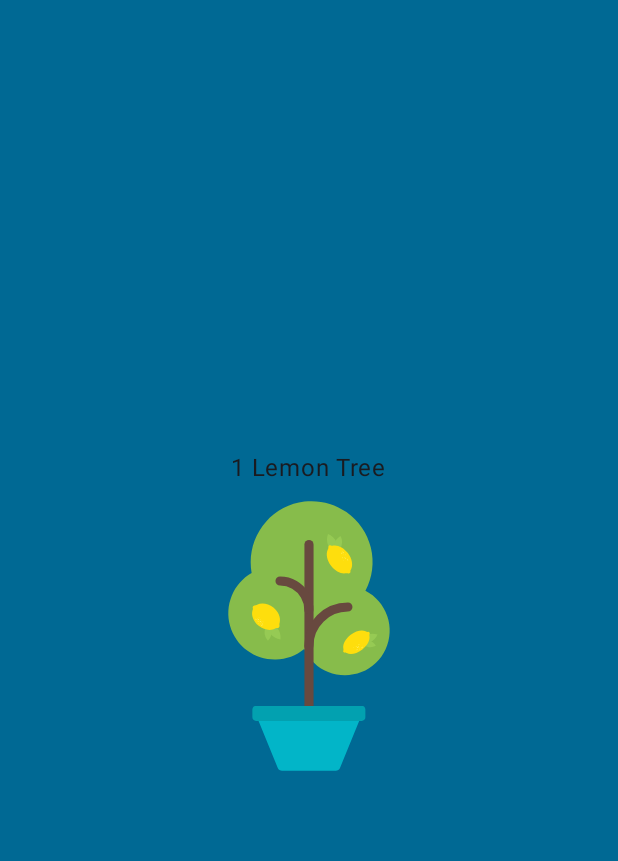
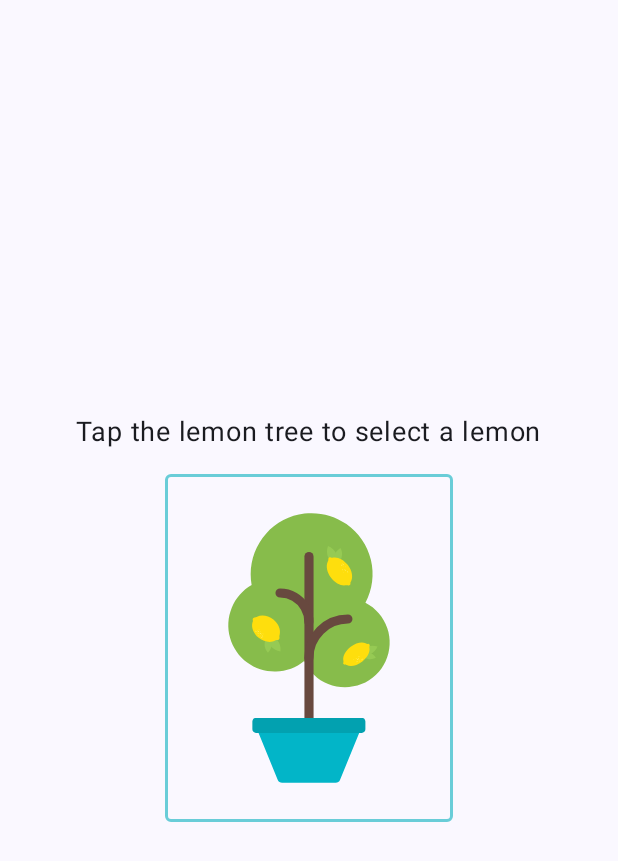
Before and after one commit to kuuga2000/APPPlayGround, an Android app built with Jetpack Compose: the screen it shows after launch (MainActivity), on a phone screen of 412 x 824 dp. Shown: the top 861 px of the screen. Run offline under Robolectric (Android 15) with nearby library versions, the phone set to English and light mode, and no system bars.

Commit message:
Lemonade Version 2

```diff
--- a/Compose-Lemonade/app/src/main/java/com/kuuga/composelemonade/MainActivity.kt
+++ b/Compose-Lemonade/app/src/main/java/com/kuuga/composelemonade/MainActivity.kt
@@ -1,72 +1,166 @@
 package com.kuuga.composelemonade
 
 import android.os.Bundle
-import android.provider.CalendarContract
 import androidx.activity.ComponentActivity
 import androidx.activity.compose.setContent
+import androidx.compose.foundation.BorderStroke
 import androidx.compose.foundation.Image
-import androidx.compose.foundation.background
+import androidx.compose.foundation.border
 import androidx.compose.foundation.clickable
-import androidx.compose.foundation.indication
 import androidx.compose.foundation.layout.Arrangement
 import androidx.compose.foundation.layout.Column
+import androidx.compose.foundation.layout.Spacer
 import androidx.compose.foundation.layout.fillMaxSize
-import androidx.compose.material3.Button
+import androidx.compose.foundation.layout.height
+import androidx.compose.foundation.layout.padding
+import androidx.compose.foundation.layout.wrapContentSize
+import androidx.compose.foundation.shape.RoundedCornerShape
 import androidx.compose.material3.MaterialTheme
 import androidx.compose.material3.Surface
 import androidx.compose.material3.Text
-import androidx.compose.runtime.*
+import androidx.compose.runtime.Composable
+import androidx.compose.runtime.getValue
+import androidx.compose.runtime.mutableStateOf
+import androidx.compose.runtime.remember
+import androidx.compose.runtime.setValue
 import androidx.compose.ui.Alignment
 import androidx.compose.ui.Modifier
 import androidx.compose.ui.graphics.Color
 import androidx.compose.ui.res.painterResource
+import androidx.compose.ui.res.stringResource
 import androidx.compose.ui.tooling.preview.Preview
+import androidx.compose.ui.unit.dp
+import androidx.compose.ui.unit.sp
 import com.kuuga.composelemonade.ui.theme.ComposeLemonadeTheme
 
 class MainActivity : ComponentActivity() {
+
     override fun onCreate(savedInstanceState: Bundle?) {
         super.onCreate(savedInstanceState)
         setContent {
             ComposeLemonadeTheme {
-                ButtonImage()
+                LemonApp()
             }
         }
     }
 }
 
 @Composable
-fun ButtonImage() {
+fun LemonApp() {
+
+    // Current step the app is displaying (remember allows the state to be retained
+    // across recompositions).
+    var currentStep by remember { mutableStateOf(1) }
+
+    // Number of times the lemon needs to be squeezed to turn into a glass of lemonade
+    var squeezeCount by remember { mutableStateOf(0) }
+
     Surface(
         modifier = Modifier.fillMaxSize(),
         color = MaterialTheme.colorScheme.background
     ) {
-        var lemon: Int by remember { mutableStateOf(1) }
-        var steps = arrayOf("Lemon Tree", "Lemon Squeeze", "Lemon Jus","Empy Cup")
-        var imageResource = when (lemon) {
-            1->R.drawable.lemon_tree
-            2->R.drawable.lemon_squeeze
-            3->R.drawable.lemon_drink
-            4->R.drawable.lemon_restart
-            else->R.drawable.lemon_restart
-        }
-
-        Column(
-            modifier = Modifier.background(Color(0xFF006994)),
-            horizontalAlignment = Alignment.CenterHorizontally,
-            verticalArrangement = Arrangement.Center
-        ) {
-            Text("${lemon} ${steps[lemon-1]}")
-            Image(
-                painter = painterResource(imageResource),
-                contentDescription = "Lemon Tree",
-                modifier = Modifier.clickable {
-                    if (lemon >= 4) {
-                        lemon = 1
-                    } else {
-                        lemon++
+        when (currentStep) {
+            1 -> {
+                // Display lemon tree image and ask user to pick a lemon from the tree
+                LemonTextAndImage(
+                    textLabelResourceId = R.string.lemon_select,
+                    drawableResourceId = R.drawable.lemon_tree,
+                    contentDescriptionResourceId = R.string.lemon_tree_content_description,
+                    onImageClick = {
+                        // Update to next step
+                        currentStep = 2
+                        // Each time a lemon is picked from the tree, get a new random number
+                        // between 2 and 4 (inclusive) for the number of times the lemon needs
+                        // to be squeezed to turn into lemonade
+                        squeezeCount = (2..4).random()
                     }
-                }
-            )
+                )
+            }
+            2 -> {
+                // Display lemon image and ask user to squeeze the lemon
+                LemonTextAndImage(
+                    textLabelResourceId = R.string.lemon_squeeze,
+                    drawableResourceId = R.drawable.lemon_squeeze,
+                    contentDescriptionResourceId = R.string.lemon_content_description,
+                    onImageClick = {
+                        // Decrease the squeeze count by 1 for each click the user performs
+                        squeezeCount--
+                        // When we're done squeezing the lemon, move to the next step
+                        if (squeezeCount == 0) {
+                            currentStep = 3
+                        }
+                    }
+                )
+            }
+            3 -> {
+                // Display glass of lemonade image and ask user to drink the lemonade
+                LemonTextAndImage(
+                    textLabelResourceId = R.string.lemon_drink,
+                    drawableResourceId = R.drawable.lemon_drink,
+                    contentDescriptionResourceId = R.string.lemonade_content_description,
+                    onImageClick = {
+                        // Update to next step
+                        currentStep = 4
+                    }
+                )
+            }
+            4 -> {
+                // Display empty glass image and ask user to start again
+                LemonTextAndImage(
+                    textLabelResourceId = R.string.lemon_empty_glass,
+                    drawableResourceId = R.drawable.lemon_restart,
+                    contentDescriptionResourceId = R.string.empty_glass_content_description,
+                    onImageClick = {
+                        // Back to starting step
+                        currentStep = 1
+                    }
+                )
+            }
         }
     }
 }
+
+/**
+ * Composable that displays a text label above an image that is clickable.
+ *
+ * @param textLabelResourceId is the resource ID for the text string to display
+ * @param drawableResourceId is the resource ID for the image drawable to display below the text
+ * @param contentDescriptionResourceId is the resource ID for the string to use as the content
+ * description for the image
+ * @param onImageClick will be called when the user clicks the image
+ * @param modifier modifiers to set to this composable
+ */
+@Composable
+fun LemonTextAndImage(
+    textLabelResourceId: Int,
+    drawableResourceId: Int,
+    contentDescriptionResourceId: Int,
+    onImageClick: () -> Unit,
+    modifier: Modifier = Modifier
+) {
+    Column(
+        horizontalAlignment = Alignment.CenterHorizontally,
+        verticalArrangement = Arrangement.Center,
+        modifier = modifier.fillMaxSize()
+    ) {
+        Text(
+            text = stringResource(textLabelResourceId),
+            fontSize = 18.sp
+        )
+        Spacer(modifier = Modifier.height(16.dp))
+        Image(
+            painter = painterResource(drawableResourceId),
+            contentDescription = stringResource(contentDescriptionResourceId),
+            modifier = Modifier
+                .wrapContentSize()
+                .clickable(
+                    onClick = onImageClick
+                )
+                .border(
+                    BorderStroke(2.dp, Color(105, 205, 216)),
+                    shape = RoundedCornerShape(4.dp)
+                )
+                .padding(16.dp)
+        )
+    }
+}
--- a/Compose-Lemonade/app/src/main/res/values/strings.xml
+++ b/Compose-Lemonade/app/src/main/res/values/strings.xml
@@ -1,3 +1,11 @@
 <resources>
     <string name="app_name">ComposeLemonade</string>
+    <string name="lemon_select">Tap the lemon tree to select a lemon</string>
+    <string name="lemon_squeeze">Keep tapping the lemon to squeeze it</string>
+    <string name="lemon_drink">Tap the lemonade to drink it</string>
+    <string name="lemon_empty_glass">Tap the empty glass to start again</string>
+    <string name="lemon_tree_content_description">Lemon tree</string>
+    <string name="lemon_content_description">Lemon</string>
+    <string name="lemonade_content_description">Glass of lemonade</string>
+    <string name="empty_glass_content_description">Empty glass</string>
 </resources>
```
